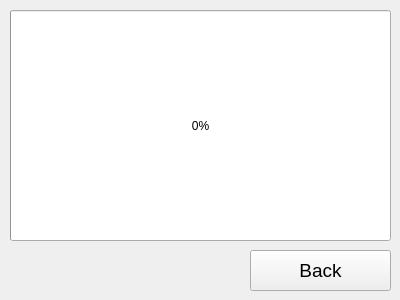
First picture: the form in project/Windows/trainingform.ui, repository Mynamesparta/Practice_2, before the edit.
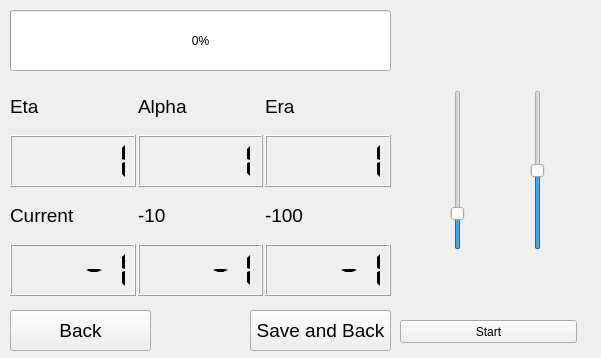
Second picture: the form after the edit.

What changed in the file:
```diff
--- a/project/Windows/trainingform.ui
+++ b/project/Windows/trainingform.ui
@@ -6,8 +6,8 @@
    <rect>
     <x>0</x>
     <y>0</y>
-    <width>400</width>
-    <height>300</height>
+    <width>601</width>
+    <height>358</height>
    </rect>
   </property>
   <property name="windowTitle">
@@ -16,8 +16,8 @@
   <widget class="QPushButton" name="BackButton">
    <property name="geometry">
     <rect>
-     <x>250</x>
-     <y>250</y>
+     <x>10</x>
+     <y>310</y>
      <width>141</width>
      <height>41</height>
     </rect>
@@ -37,13 +37,326 @@
      <x>10</x>
      <y>10</y>
      <width>381</width>
-     <height>231</height>
+     <height>61</height>
     </rect>
    </property>
    <property name="value">
     <number>0</number>
    </property>
   </widget>
+  <widget class="QPushButton" name="SaveButton">
+   <property name="geometry">
+    <rect>
+     <x>250</x>
+     <y>310</y>
+     <width>141</width>
+     <height>41</height>
+    </rect>
+   </property>
+   <property name="font">
+    <font>
+     <pointsize>14</pointsize>
+    </font>
+   </property>
+   <property name="text">
+    <string>Save and Back</string>
+   </property>
+  </widget>
+  <widget class="QWidget" name="verticalLayoutWidget">
+   <property name="geometry">
+    <rect>
+     <x>10</x>
+     <y>77</y>
+     <width>381</width>
+     <height>221</height>
+    </rect>
+   </property>
+   <layout class="QVBoxLayout" name="verticalLayout">
+    <property name="spacing">
+     <number>2</number>
+    </property>
+    <property name="topMargin">
+     <number>3</number>
+    </property>
+    <property name="bottomMargin">
+     <number>2</number>
+    </property>
+    <item>
+     <layout class="QHBoxLayout" name="horizontalLayout_5">
+      <item>
+       <widget class="QLabel" name="label_6">
+        <property name="font">
+         <font>
+          <pointsize>14</pointsize>
+         </font>
+        </property>
+        <property name="text">
+         <string>Eta</string>
+        </property>
+       </widget>
+      </item>
+      <item>
+       <widget class="QLabel" name="label_5">
+        <property name="font">
+         <font>
+          <pointsize>14</pointsize>
+         </font>
+        </property>
+        <property name="text">
+         <string>Alpha</string>
+        </property>
+       </widget>
+      </item>
+      <item>
+       <widget class="QLabel" name="label_4">
+        <property name="font">
+         <font>
+          <pointsize>14</pointsize>
+         </font>
+        </property>
+        <property name="text">
+         <string>Era</string>
+        </property>
+       </widget>
+      </item>
+     </layout>
+    </item>
+    <item>
+     <layout class="QHBoxLayout" name="horizontalLayout_3">
+      <item>
+       <widget class="QLCDNumber" name="lcdNumberCurEta">
+        <property name="smallDecimalPoint">
+         <bool>true</bool>
+        </property>
+        <property name="numDigits">
+         <number>5</number>
+        </property>
+        <property name="mode">
+         <enum>QLCDNumber::Dec</enum>
+        </property>
+        <property name="segmentStyle">
+         <enum>QLCDNumber::Flat</enum>
+        </property>
+        <property name="value" stdset="0">
+         <double>1.000000000000000</double>
+        </property>
+        <property name="intValue" stdset="0">
+         <number>1</number>
+        </property>
+       </widget>
+      </item>
+      <item>
+       <widget class="QLCDNumber" name="lcdNumberCurAlpha">
+        <property name="smallDecimalPoint">
+         <bool>true</bool>
+        </property>
+        <property name="numDigits">
+         <number>5</number>
+        </property>
+        <property name="mode">
+         <enum>QLCDNumber::Dec</enum>
+        </property>
+        <property name="segmentStyle">
+         <enum>QLCDNumber::Flat</enum>
+        </property>
+        <property name="value" stdset="0">
+         <double>1.000000000000000</double>
+        </property>
+        <property name="intValue" stdset="0">
+         <number>1</number>
+        </property>
+       </widget>
+      </item>
+      <item>
+       <widget class="QLCDNumber" name="lcdNumberCurEra">
+        <property name="smallDecimalPoint">
+         <bool>true</bool>
+        </property>
+        <property name="numDigits">
+         <number>5</number>
+        </property>
+        <property name="mode">
+         <enum>QLCDNumber::Dec</enum>
+        </property>
+        <property name="segmentStyle">
+         <enum>QLCDNumber::Flat</enum>
+        </property>
+        <property name="value" stdset="0">
+         <double>1.000000000000000</double>
+        </property>
+        <property name="intValue" stdset="0">
+         <number>1</number>
+        </property>
+       </widget>
+      </item>
+     </layout>
+    </item>
+    <item>
+     <layout class="QHBoxLayout" name="horizontalLayout">
+      <item>
+       <widget class="QLabel" name="label_3">
+        <property name="font">
+         <font>
+          <pointsize>14</pointsize>
+         </font>
+        </property>
+        <property name="text">
+         <string>Current</string>
+        </property>
+       </widget>
+      </item>
+      <item>
+       <widget class="QLabel" name="label_2">
+        <property name="font">
+         <font>
+          <pointsize>14</pointsize>
+         </font>
+        </property>
+        <property name="text">
+         <string>-10</string>
+        </property>
+       </widget>
+      </item>
+      <item>
+       <widget class="QLabel" name="label">
+        <property name="font">
+         <font>
+          <pointsize>14</pointsize>
+         </font>
+        </property>
+        <property name="text">
+         <string>-100</string>
+        </property>
+       </widget>
+      </item>
+     </layout>
+    </item>
+    <item>
+     <layout class="QHBoxLayout" name="horizontalLayout_2">
+      <item>
+       <widget class="QLCDNumber" name="lcdNumberCur">
+        <property name="smallDecimalPoint">
+         <bool>true</bool>
+        </property>
+        <property name="numDigits">
+         <number>5</number>
+        </property>
+        <property name="mode">
+         <enum>QLCDNumber::Dec</enum>
+        </property>
+        <property name="segmentStyle">
+         <enum>QLCDNumber::Flat</enum>
+        </property>
+        <property name="value" stdset="0">
+         <double>-1.000000000000000</double>
+        </property>
+        <property name="intValue" stdset="0">
+         <number>-1</number>
+        </property>
+       </widget>
+      </item>
+      <item>
+       <widget class="QLCDNumber" name="lcdNumber10">
+        <property name="smallDecimalPoint">
+         <bool>true</bool>
+        </property>
+        <property name="numDigits">
+         <number>5</number>
+        </property>
+        <property name="mode">
+         <enum>QLCDNumber::Dec</enum>
+        </property>
+        <property name="segmentStyle">
+         <enum>QLCDNumber::Flat</enum>
+        </property>
+        <property name="value" stdset="0">
+         <double>-1.000000000000000</double>
+        </property>
+        <property name="intValue" stdset="0">
+         <number>-1</number>
+        </property>
+       </widget>
+      </item>
+      <item>
+       <widget class="QLCDNumber" name="lcdNumber100">
+        <property name="smallDecimalPoint">
+         <bool>true</bool>
+        </property>
+        <property name="numDigits">
+         <number>5</number>
+        </property>
+        <property name="mode">
+         <enum>QLCDNumber::Dec</enum>
+        </property>
+        <property name="segmentStyle">
+         <enum>QLCDNumber::Flat</enum>
+        </property>
+        <property name="value" stdset="0">
+         <double>-1.000000000000000</double>
+        </property>
+        <property name="intValue" stdset="0">
+         <number>-1</number>
+        </property>
+       </widget>
+      </item>
+     </layout>
+    </item>
+   </layout>
+  </widget>
+  <widget class="QPushButton" name="pushButton">
+   <property name="geometry">
+    <rect>
+     <x>400</x>
+     <y>320</y>
+     <width>177</width>
+     <height>23</height>
+    </rect>
+   </property>
+   <property name="text">
+    <string>Start</string>
+   </property>
+  </widget>
+  <widget class="QSlider" name="verticalSliderEta">
+   <property name="geometry">
+    <rect>
+     <x>450</x>
+     <y>90</y>
+     <width>16</width>
+     <height>160</height>
+    </rect>
+   </property>
+   <property name="maximum">
+    <number>1000</number>
+   </property>
+   <property name="value">
+    <number>200</number>
+   </property>
+   <property name="orientation">
+    <enum>Qt::Vertical</enum>
+   </property>
+  </widget>
+  <widget class="QSlider" name="verticalSliderAlpha">
+   <property name="geometry">
+    <rect>
+     <x>530</x>
+     <y>90</y>
+     <width>16</width>
+     <height>160</height>
+    </rect>
+   </property>
+   <property name="maximum">
+    <number>1000</number>
+   </property>
+   <property name="singleStep">
+    <number>1</number>
+   </property>
+   <property name="value">
+    <number>500</number>
+   </property>
+   <property name="orientation">
+    <enum>Qt::Vertical</enum>
+   </property>
+  </widget>
  </widget>
  <resources/>
  <connections/>
```
